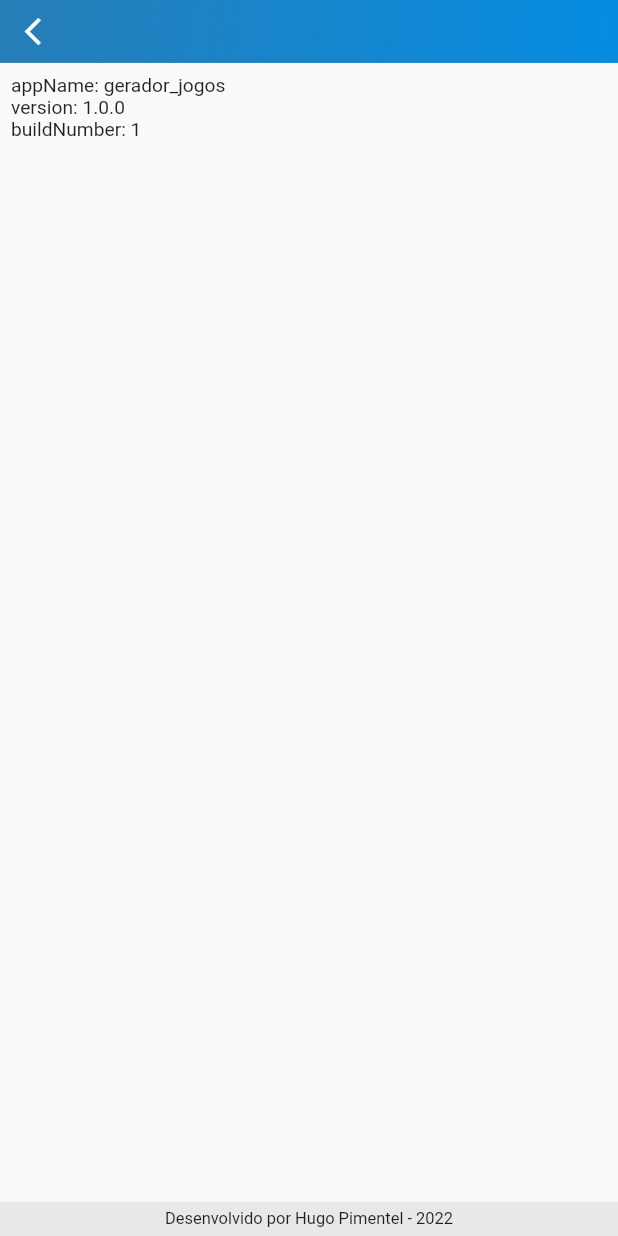
After one commit to hugows007/gerador_jogos, a Flutter app: the VersionView screen opened directly, on a phone screen of 412 x 824 dp. The commit adds this screen. Run offline on Flutter 3.47's test engine with Material 2 defaults, Android fonts, the phone set to English and light mode, and no system bars; our stand-ins replace dio, get, package_info_plus, responsive_framework; missing offline and left inert: universal_html.

Commit message:
[ADD] Adicionando rota do /version

```diff
--- a/lib/core/routes.dart
+++ b/lib/core/routes.dart
@@ -1,11 +1,13 @@
 import 'package:gerador_jogos/modules/game/bindings/game.dart';
 import 'package:gerador_jogos/modules/game/views/game.dart';
+import 'package:gerador_jogos/modules/global/views/version.dart';
 import 'package:gerador_jogos/modules/home/views/home.dart';
 import 'package:get/get.dart';
 
 class Routes {
   static const home = '/';
   static const games = '/jogos';
+  static const version = '/version';
 
   static get routes {
     return [
@@ -18,6 +20,10 @@ class Routes {
         page: () => const GameView(),
         binding: GameBinding(),
       ),
+      GetPage(
+        name: version,
+        page: () => const VersionView(),
+      ),
     ];
   }
 }
--- a/lib/modules/game/views/components/game.dart
+++ b/lib/modules/game/views/components/game.dart
@@ -1,7 +1,7 @@
 import 'package:flutter/material.dart';
 import 'package:gerador_jogos/modules/game/controllers/game.dart';
 import 'package:gerador_jogos/modules/game/views/components/widget/result.dart';
-import 'package:gerador_jogos/modules/global/components/loading.dart';
+import 'package:gerador_jogos/modules/global/views/components/loading.dart';
 import 'package:get/get.dart';
 
 class GameComponent extends GetView<GameController> {
--- a/lib/modules/game/views/game.dart
+++ b/lib/modules/game/views/game.dart
@@ -2,9 +2,9 @@ import 'package:flutter/material.dart';
 import 'package:gerador_jogos/modules/game/controllers/game.dart';
 import 'package:gerador_jogos/modules/game/states/game.dart';
 import 'package:gerador_jogos/modules/game/views/components/game.dart';
-import 'package:gerador_jogos/modules/global/components/appbar.dart';
-import 'package:gerador_jogos/modules/global/components/footer.dart';
-import 'package:gerador_jogos/modules/global/components/loading.dart';
+import 'package:gerador_jogos/modules/global/views/components/appbar.dart';
+import 'package:gerador_jogos/modules/global/views/components/footer.dart';
+import 'package:gerador_jogos/modules/global/views/components/loading.dart';
 import 'package:get/get.dart';
 
 class GameView extends GetView<GameController> {
--- a/lib/modules/global/controllers/global.dart
+++ b/lib/modules/global/controllers/global.dart
@@ -1,7 +1,19 @@
+import 'package:gerador_jogos/modules/global/variables/global.dart';
 import 'package:get/get.dart';
+import 'package:package_info_plus/package_info_plus.dart';
 
-class GlobalController extends GetxService {
+class GlobalController extends GetxService with GlobalVariable {
   static GlobalController get instance {
     return Get.find();
   }
+
+  @override
+  void onReady() {
+    PackageInfo.fromPlatform().then((packageInfo) {
+      appName = packageInfo.appName;
+      packageName = packageInfo.packageName;
+      version = packageInfo.version;
+      buildNumber = packageInfo.buildNumber;
+    });
+  }
 }
--- /dev/null
+++ b/lib/modules/global/variables/global.dart
@@ -0,0 +1,6 @@
+mixin GlobalVariable {
+  late String appName;
+  late String packageName;
+  late String version;
+  late String buildNumber;
+}
--- /dev/null
+++ b/lib/modules/global/views/version.dart
@@ -0,0 +1,30 @@
+import 'package:flutter/material.dart';
+import 'package:gerador_jogos/modules/global/controllers/global.dart';
+import 'package:gerador_jogos/modules/global/views/components/appbar.dart';
+import 'package:gerador_jogos/modules/global/views/components/footer.dart';
+import 'package:get/get.dart';
+
+class VersionView extends GetView<GlobalController> {
+  const VersionView({Key? key}) : super(key: key);
+
+  @override
+  Widget build(BuildContext context) {
+    return Scaffold(
+      appBar: const AppBarComponent(
+        showLogo: false,
+      ),
+      bottomSheet: const FooterComponent(),
+      body: Padding(
+        padding: const EdgeInsets.all(8.0),
+        child: Column(
+          crossAxisAlignment: CrossAxisAlignment.start,
+          children: [
+            Text('appName: ${controller.appName}'),
+            Text('version: ${controller.version}'),
+            Text('buildNumber: ${controller.buildNumber}')
+          ],
+        ),
+      ),
+    );
+  }
+}
--- a/lib/modules/home/views/home.dart
+++ b/lib/modules/home/views/home.dart
@@ -1,8 +1,8 @@
 import 'package:flutter/material.dart';
 import 'package:gerador_jogos/core/images.dart';
 import 'package:gerador_jogos/core/routes.dart';
-import 'package:gerador_jogos/modules/global/components/appbar.dart';
-import 'package:gerador_jogos/modules/global/components/footer.dart';
+import 'package:gerador_jogos/modules/global/views/components/appbar.dart';
+import 'package:gerador_jogos/modules/global/views/components/footer.dart';
 import 'package:gerador_jogos/modules/global/constants/global.dart';
 import 'package:gerador_jogos/modules/home/views/components/option.dart';
 
--- a/pubspec.yaml
+++ b/pubspec.yaml
@@ -34,6 +34,7 @@ dependencies:
   dio: ^4.0.6
   intl: ^0.17.0
   universal_html: ^2.0.8
+  package_info_plus: ^1.4.2
 
   # The following adds the Cupertino Icons font to your application.
   # Use with the CupertinoIcons class for iOS style icons.
```
Also changed, not shown: lib/modules/global/views/components/appbar.dart (renamed from lib/modules/global/components/appbar.dart), lib/modules/global/views/components/footer.dart (renamed from lib/modules/global/components/footer.dart), lib/modules/global/views/components/loading.dart (renamed from lib/modules/global/components/loading.dart), pubspec.lock, 1 other file.
